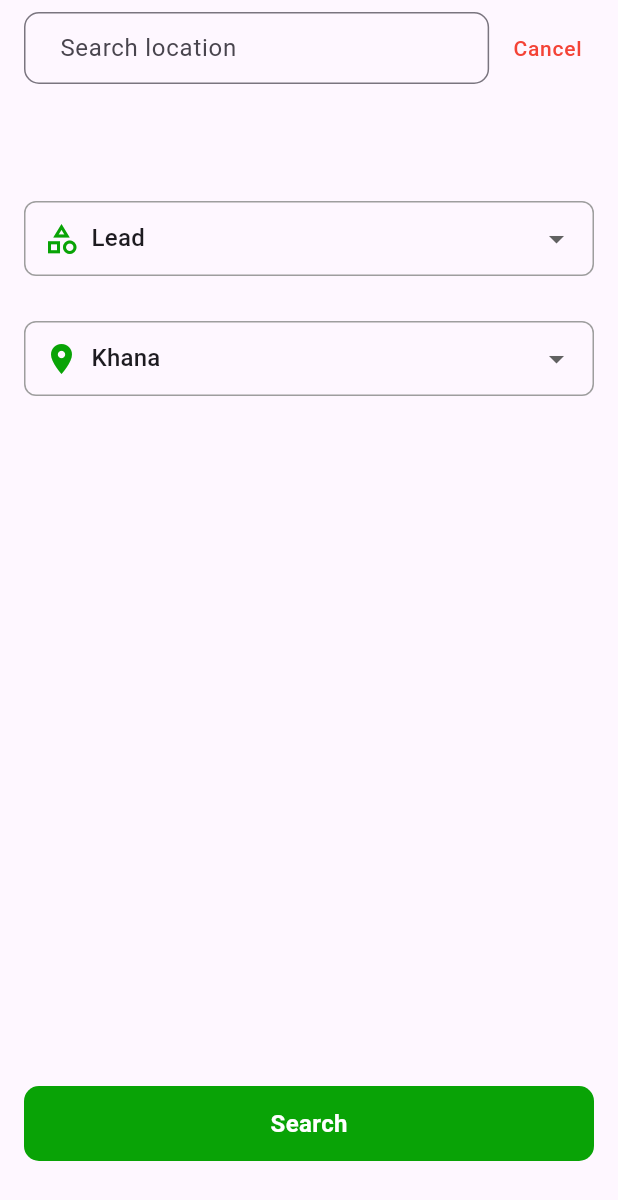
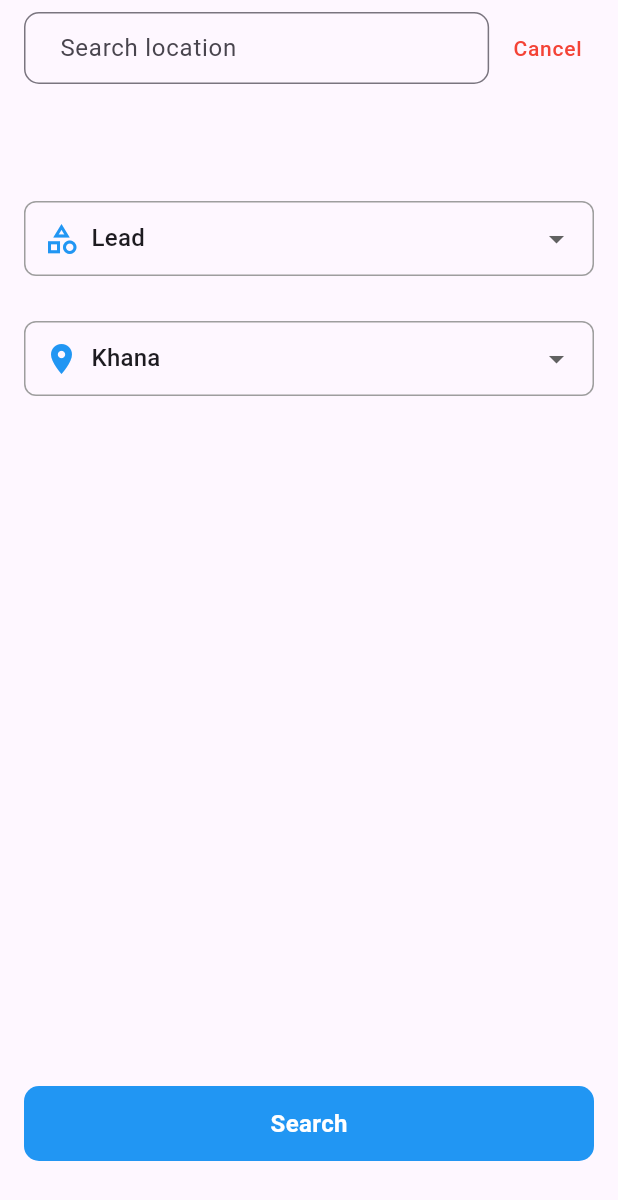
Before and after one commit to iamVictorSam/heavy_metals, a Flutter app: the SearchScreen screen opened directly, on a phone screen of 412 x 824 dp. Shown: the top 1200 px of the screen. Run offline on Flutter 3.47's test engine with Material 3 defaults, Android fonts, the phone set to English and light mode, and no system bars; our stand-ins replace animated_splash_screen, eva_icons_flutter, flutter_map, get, latlong2, syncfusion_flutter_charts; network calls fail.

Commit message:
changed color

```diff
--- a/lib/constant.dart
+++ b/lib/constant.dart
@@ -1,6 +1,7 @@
 import 'package:flutter/material.dart';
 
-const kPrimaryColor = Color(0xff09A306);
+const kPrimaryColor = Colors.blue;
+// const kPrimaryColor = Color(0xff09A306);
 const kGrey = Color(0xff9c9c9ccc);
 const kWhite = Color(0xffFFFFFF);
 // #9C9C9CCC
```
Also changed, not shown: 1 other file.
